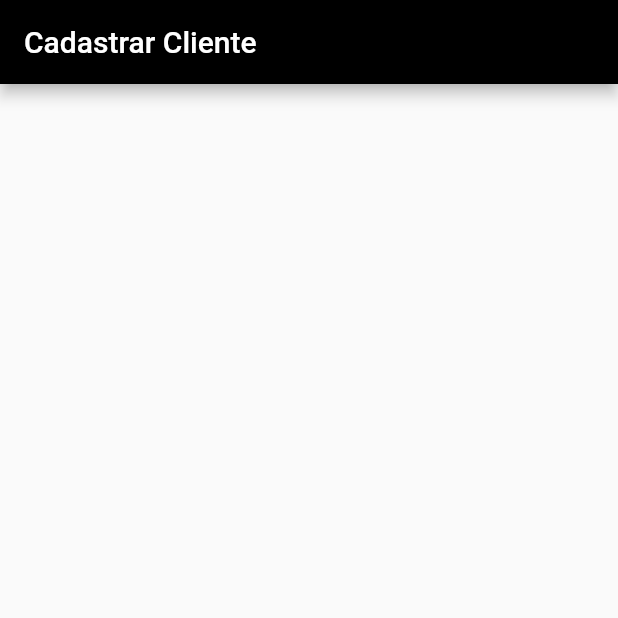
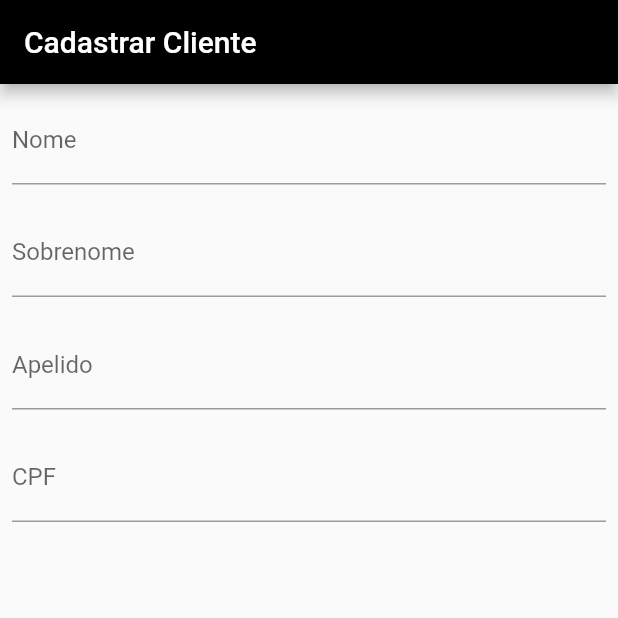
Before and after one commit to dieinimymaganha/GalleryShop, a Flutter app: the screen it shows after launch, on a phone screen of 412 x 824 dp, the top half of it. Run offline on Flutter 3.47's test engine with Material 2 defaults, Android fonts, the phone set to English and light mode, and no system bars.

Commit message:
Continuando implementação do formulário

```diff
--- a/frontend/galleryshop/lib/screens/FormCreateNewClient.dart
+++ b/frontend/galleryshop/lib/screens/FormCreateNewClient.dart
@@ -1,15 +1,64 @@
 import 'package:flutter/cupertino.dart';
 import 'package:flutter/material.dart';
+import 'package:galleryshop/components/editor.dart';
 
-const String titleAppBar = "Cadastrar Cliente";
+const _titleAppBar = 'Cadastrar Cliente';
+const _labelFieldName = 'Nome';
+const _tipFieldName = 'Digite o nome';
+const _labelFieldLastName = 'Sobrenome';
+const _tipFieldLastName = 'Digite o Sobrenome';
+const _labelFieldNickname = 'Apelido';
+const _tipFieldNickname = 'Digite o apelido';
+const _labelFieldCpf = 'CPF';
+const _tipFieldCpf = '   .   .   -  ';
 
 
-class FormCreateNewClient extends StatelessWidget {
+class FormCreateNewClient extends StatefulWidget {
+  @override
+  _FormCreateNewClientState createState() => _FormCreateNewClientState();
+}
+
+class _FormCreateNewClientState extends State<FormCreateNewClient> {
+  final TextEditingController _controllerFieldName = TextEditingController();
+  final TextEditingController _controllerFieldLastName = TextEditingController();
+  final TextEditingController _controllerFieldNickname = TextEditingController();
+  final TextEditingController _controllerFieldCpf = TextEditingController();
+
   @override
   Widget build(BuildContext context) {
     return Scaffold(
       appBar: AppBar(
-        title: Text(titleAppBar),
+        title: Text(_titleAppBar),
+      ),
+      body: SingleChildScrollView(
+        child: Column(
+          children: <Widget>[
+            Editor(
+              controller: _controllerFieldName,
+              tip: _tipFieldName,
+              label: _labelFieldName,
+              textInputType: TextInputType.text,
+            ),
+            Editor(
+              controller: _controllerFieldLastName,
+              tip: _tipFieldLastName,
+              label: _labelFieldLastName,
+              textInputType: TextInputType.text,
+            ),
+            Editor(
+              controller: _controllerFieldNickname,
+              tip: _tipFieldNickname,
+              label: _labelFieldNickname,
+              textInputType: TextInputType.text,
+            ),
+            Editor(
+              controller: _controllerFieldCpf,
+              tip: _tipFieldCpf,
+              label: _labelFieldCpf,
+              textInputType: TextInputType.text,
+            ),
+          ],
+        ),
       ),
     );
   }
```
